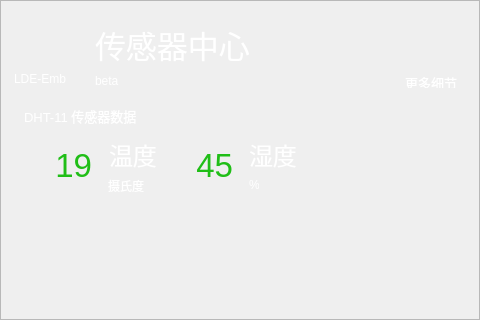
First picture: the form in src/tmmonitor/form.ui, repository xuzhuoyi/LDE-Embedded, before the edit.
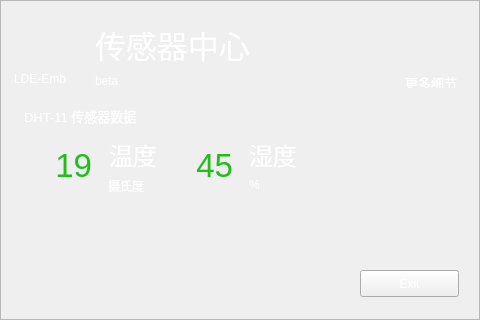
Second picture: the form after the edit. Icons and pictures are not drawn.

```diff
--- a/src/tmmonitor/form.ui
+++ b/src/tmmonitor/form.ui
@@ -270,6 +270,19 @@
      <string>&lt;html&gt;&lt;head/&gt;&lt;body&gt;&lt;p align=&quot;center&quot;&gt;更多细节&lt;/p&gt;&lt;/body&gt;&lt;/html&gt;</string>
     </property>
    </widget>
+   <widget class="QPushButton" name="pushButton">
+    <property name="geometry">
+     <rect>
+      <x>360</x>
+      <y>270</y>
+      <width>99</width>
+      <height>27</height>
+     </rect>
+    </property>
+    <property name="text">
+     <string>Exit</string>
+    </property>
+   </widget>
   </widget>
  </widget>
  <resources>
```
